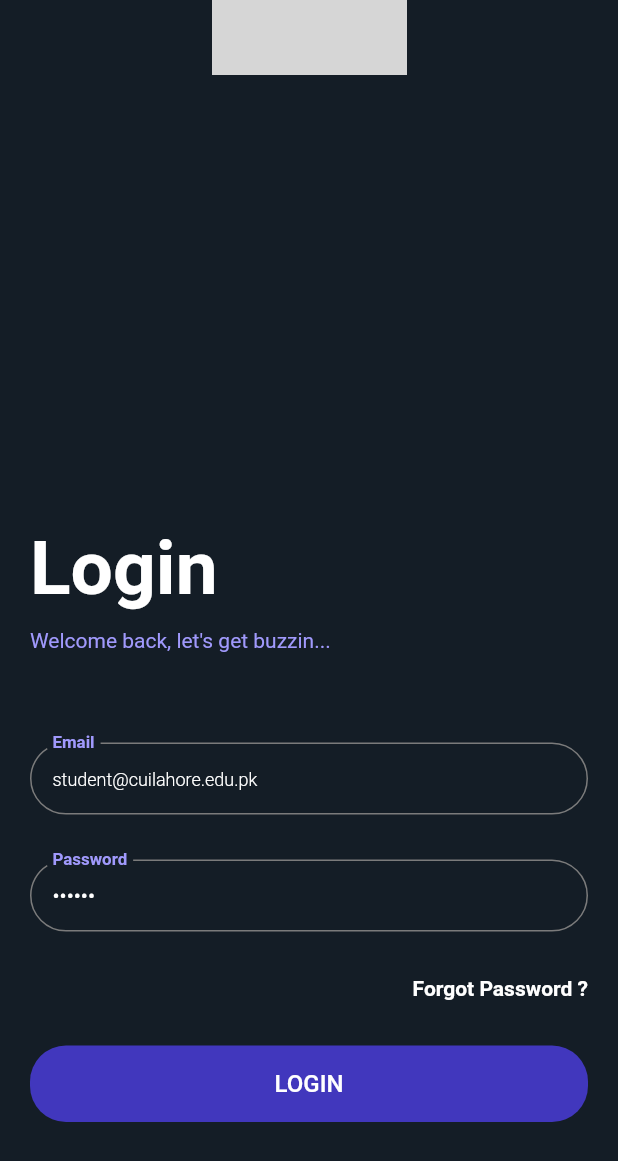
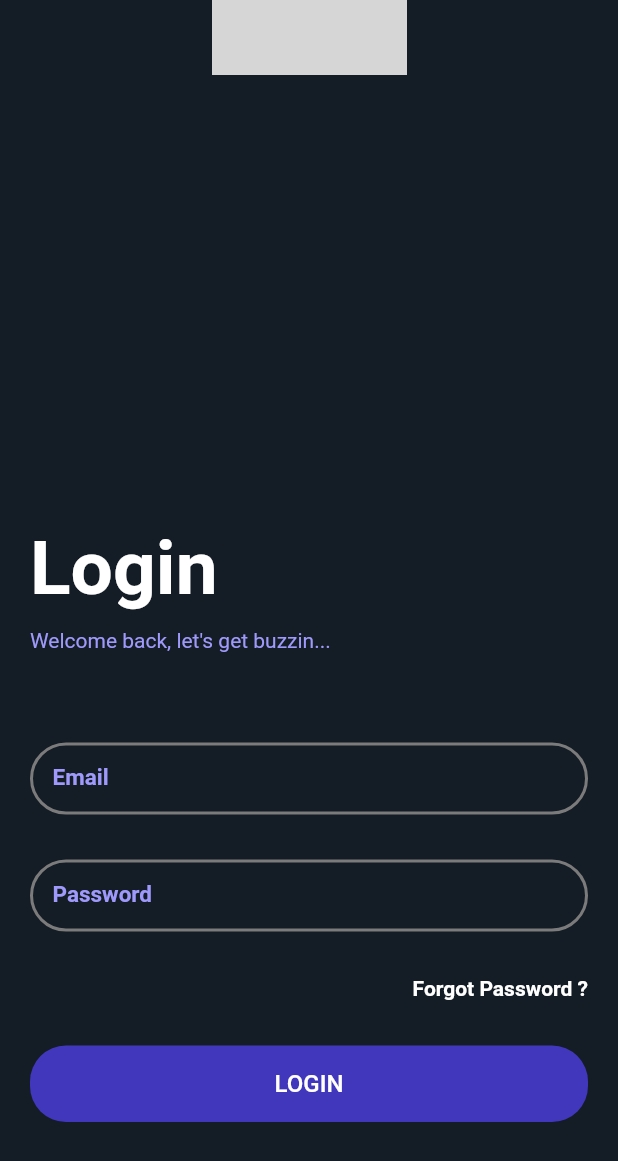
Before and after one commit to IbraheemHaseeb7/buzzats, a Flutter app: the screen it shows after launch, after a tap on "Login Here", on a phone screen of 412 x 824 dp. Shown: the top 1161 px of the screen. Run offline on Flutter 3.47's test engine with Material 2 defaults, Android fonts, the phone set to English and light mode, and no system bars; grey boxes are pictures that could not be loaded.

Commit message:
Notion issues done

```diff
--- a/lib/main.dart
+++ b/lib/main.dart
@@ -1,5 +1,3 @@
-import 'dart:io';
-
 import 'package:flutter/material.dart';
 import 'package:flutter_app_1/pages/Signup.dart';
 import 'package:flutter_app_1/pages/Login.dart';
@@ -41,7 +39,6 @@ class MyApp extends StatelessWidget {
                   alignment: Alignment.center,
                   child:
 
-                      ///***If you have exported images you must have to copy those images in assets/images directory.
                       Image(
                     image: AssetImage("lib\\Assets\\Buzz-removebg-preview.jpg"),
                     height: 50,
@@ -99,14 +96,14 @@ class MyApp extends StatelessWidget {
                   children: [
                     MaterialButton(
                       onPressed: () {},
-                      color: Color(0xff4137bd),
+                      color: Color(0xffffffff),
                       elevation: 0,
                       shape: RoundedRectangleBorder(
                         borderRadius: BorderRadius.circular(24.0),
                         side: BorderSide(color: Color(0xff4137bd), width: 1),
                       ),
                       padding: EdgeInsets.all(16),
-                      textColor: Color(0xffffffff),
+                      textColor: Color.fromARGB(255, 0, 0, 0),
                       height: 50,
                       minWidth: MediaQuery.of(context).size.width,
                       child: const Text(
@@ -122,7 +119,6 @@ class MyApp extends StatelessWidget {
                       padding: EdgeInsets.fromLTRB(20, 5, 0, 10),
                       child:
 
-                          ///***If you have exported images you must have to copy those images in assets/images directory.
                           Image(
                         image: AssetImage("lib\\Assets\\icons8-google-48.png"),
                         height: 32,
@@ -182,10 +178,8 @@ class MyApp extends StatelessWidget {
                       padding: EdgeInsets.fromLTRB(20, 5, 0, 0),
                       child:
 
-                          ///***If you have exported images you must have to copy those images in assets/images directory.
                           Image(
-                        image: AssetImage(
-                            "lib\\Assets\\icons8-circled-envelope-48.png"),
+                        image: AssetImage("lib\\Assets\\icons8-circled-envelope-48.png"),
                         height: 32,
                         width: 32,
                         fit: BoxFit.cover,
@@ -193,9 +187,11 @@ class MyApp extends StatelessWidget {
                     ),
                   ],
                 ),
-                const Padding(
+                Padding(
   padding: EdgeInsets.fromLTRB(0, 60, 0, 0),
-                  child: Text(
+                  child: Row(
+                    children: [
+                      Text(
                         "Have an account already?",
                         textAlign: TextAlign.start,
                         overflow: TextOverflow.clip,
@@ -206,24 +202,34 @@ class MyApp extends StatelessWidget {
                           color: Color(0xffffffff),
                         ),
                       ),
-                ),
-                ElevatedButton(
+                      SizedBox(width:2),
+                      TextButton(
                         onPressed: () {
                           Navigator.push(
                             context,
                             MaterialPageRoute(
-                              builder: (context) => LoginScreen()));
+                                builder: (context) => LoginScreen()),
+                          );
                         },
                         style: ButtonStyle(
-                        side: MaterialStateProperty.all(const BorderSide(
-                          color: Colors.transparent,
-                        )),
+                          side: MaterialStateProperty.all(
+                            const BorderSide(color: Colors.transparent),
+                          ),
                           backgroundColor:
-                            MaterialStateProperty.all(Color(0xff141d26))),
-                    child: const Text(
+                              MaterialStateProperty.all(Color(0xff141d26)),
+                          minimumSize:
+                          MaterialStateProperty.all(Size(20, 20)),
+                        ),
+                        child: Text(
                           "Login Here",
                           style: TextStyle(color: Color(0xff4137bd)),
-                    ))
+                        ),
+                      ),
+                    ],
+                  ),
+                )
+
+
               ],
             ),
           ),
--- a/lib/pages/Home.dart
+++ b/lib/pages/Home.dart
@@ -1,5 +1,3 @@
-import 'dart:io';
-
 import 'package:flutter/material.dart';
 
 class Home extends StatelessWidget {
--- a/lib/pages/Login.dart
+++ b/lib/pages/Login.dart
@@ -23,10 +23,8 @@ class LoginScreen extends StatelessWidget {
                   const Align(
                     alignment: Alignment.center,
                     child:
-
-                        ///***If you have exported images you must have to copy those images in assets/images directory.
                         Image(
-                      image: AssetImage("images/Buzz-removebg-preview.jpg"),
+                      image: AssetImage("lib/Assets/Buzz-removebg-preview.jpg"),
                       height: 50,
                       width: 130,
                       fit: BoxFit.contain,
@@ -63,8 +61,6 @@ class LoginScreen extends StatelessWidget {
                   Padding(
                     padding: EdgeInsets.fromLTRB(0, 40, 0, 30),
                     child: TextField(
-                      controller: TextEditingController(
-                          text: "student@cuilahore.edu.pk"),
                       obscureText: false,
                       textAlign: TextAlign.left,
                       maxLines: 1,
@@ -78,17 +74,17 @@ class LoginScreen extends StatelessWidget {
                       disabledBorder: OutlineInputBorder(
                         borderRadius: BorderRadius.circular(24.0),
                         borderSide:
-                              BorderSide(color: Color(0xff7b7b7b), width: 1),
+                            BorderSide(color: Color(0xff7b7b7b), width: 2),
                       ),
                       focusedBorder: OutlineInputBorder(
                         borderRadius: BorderRadius.circular(24.0),
                         borderSide:
-                              BorderSide(color: Color(0xff7b7b7b), width: 1),
+                            BorderSide(color: Color(0xff7b7b7b), width: 2),
                       ),
                       enabledBorder: OutlineInputBorder(
                         borderRadius: BorderRadius.circular(24.0),
                         borderSide:
-                              BorderSide(color: Color(0xff7b7b7b), width: 1),
+                            BorderSide(color: Color(0xff7b7b7b), width: 2),
                       ),
                         labelText: "Email",
                         labelStyle: TextStyle(
@@ -97,12 +93,13 @@ class LoginScreen extends StatelessWidget {
                           fontSize: 15,
                           color: Color(0xffa099fc),
                         ),
-                        hintText: "Enter Text",
+
+                        hintText: "student@cuilahore.edu.pk",
                         hintStyle: TextStyle(
                           fontWeight: FontWeight.w400,
                           fontStyle: FontStyle.normal,
                           fontSize: 14,
-                          color: Color(0xff000000),
+                          color: Color.fromARGB(211, 255, 255, 255),
                         ),
                         filled: true,
                         fillColor: Color(0x00ffffff),
@@ -112,7 +109,6 @@ class LoginScreen extends StatelessWidget {
                     ),
                   ),
                   TextField(
-                    controller: TextEditingController(text: "123456"),
                     obscureText: true,
                     textAlign: TextAlign.start,
                     maxLines: 1,
@@ -126,17 +122,17 @@ class LoginScreen extends StatelessWidget {
                       disabledBorder: OutlineInputBorder(
                         borderRadius: BorderRadius.circular(24.0),
                         borderSide:
-                            BorderSide(color: Color(0xff7b7b7b), width: 1),
+                            BorderSide(color: Color(0xff7b7b7b), width: 2),
                       ),
                       focusedBorder: OutlineInputBorder(
                         borderRadius: BorderRadius.circular(24.0),
                         borderSide:
-                            BorderSide(color: Color(0xff7b7b7b), width: 1),
+                            BorderSide(color: Color(0xff7b7b7b), width: 2),
                       ),
                       enabledBorder: OutlineInputBorder(
                         borderRadius: BorderRadius.circular(24.0),
                         borderSide:
-                            BorderSide(color: Color(0xff7b7b7b), width: 1),
+                            BorderSide(color: Color(0xff7b7b7b), width: 2),
                       ),
                       labelText: "Password",
                       labelStyle: TextStyle(
@@ -145,12 +141,12 @@ class LoginScreen extends StatelessWidget {
                         fontSize: 15,
                         color: Color(0xffa099fc),
                       ),
-                      hintText: "Enter Text",
+                      hintText: "••••••••",
                       hintStyle: TextStyle(
                         fontWeight: FontWeight.w400,
                         fontStyle: FontStyle.normal,
                         fontSize: 14,
-                        color: Color(0xff000000),
+                        color: Color.fromARGB(211, 255, 255, 255),
                       ),
                       filled: true,
                       fillColor: Color(0x00ffffff),
```
Lines whose indentation alone changed are shown as unchanged.
